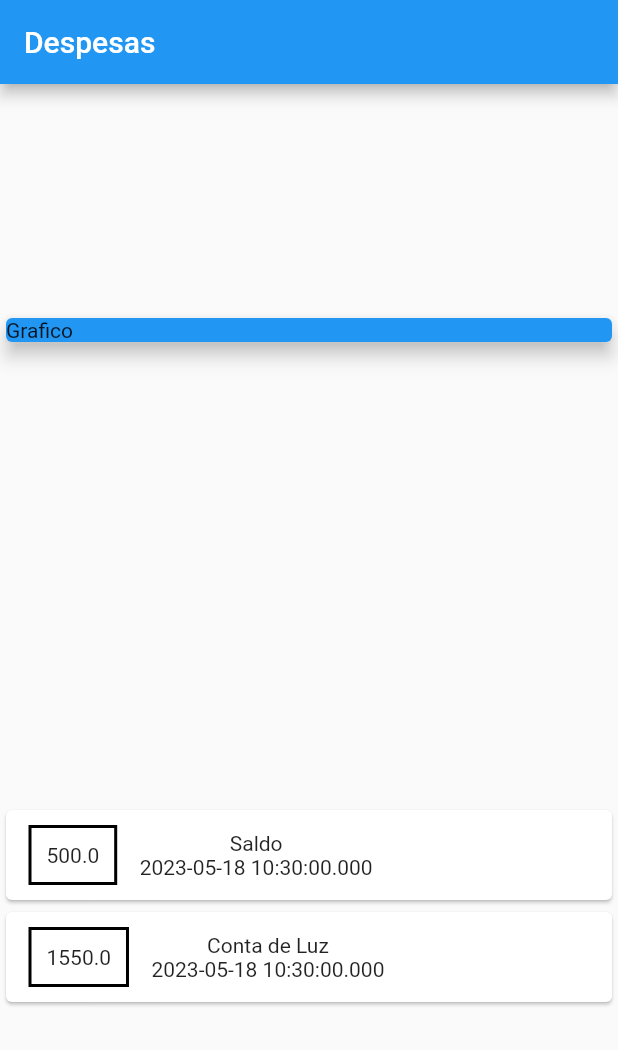
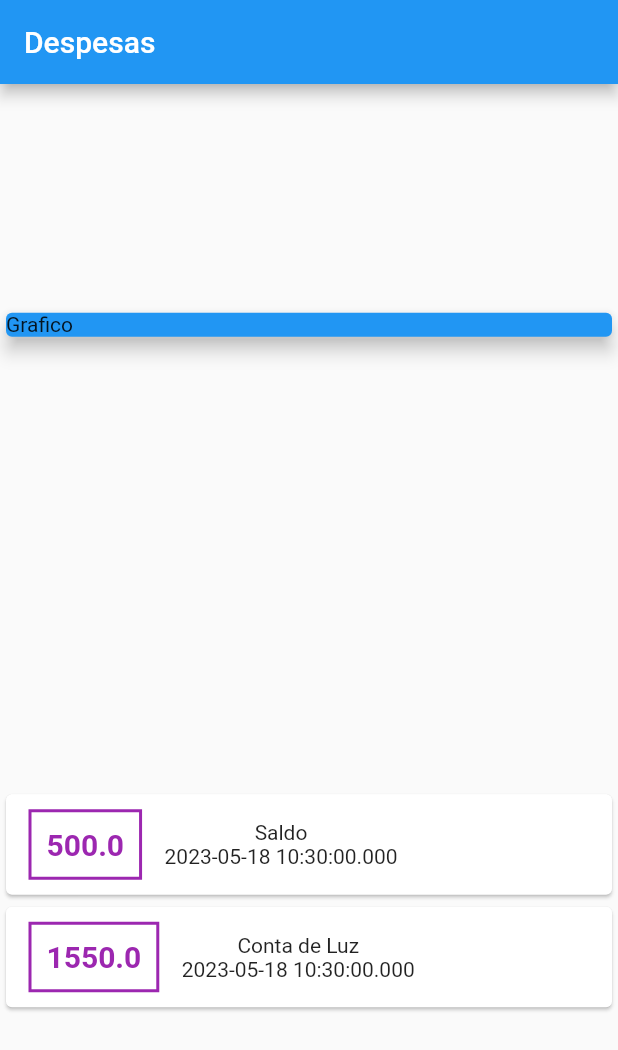
Before and after one commit to anarodrigues1996/expenses, a Flutter app: the screen it shows after launch, on a phone screen of 412 x 824 dp. Shown: the top 1050 px of the screen. Run offline on Flutter 3.47's test engine with Material 2 defaults, Android fonts, the phone set to English and light mode, and no system bars.

Commit message:
add color to widget Text

```diff
--- a/lib/Pages/home_page.dart
+++ b/lib/Pages/home_page.dart
@@ -41,16 +41,23 @@ class HomePage extends StatelessWidget {
                        vertical: 10),
                        decoration: BoxDecoration(
                         border: Border.all(
-                          color: Colors.black,
+                          color: Colors.purple,
                           width: 2
                         )
                        ),
                        padding: const EdgeInsets.all(10),
-                    child: Text(tr.value.toString())),
-                  Column(
+                    child: Text(tr.value.toString(),
+                    style: const TextStyle(
+                        fontWeight: FontWeight.bold,
+                        fontSize: 20,
+                        color: Colors.purple),
+                    )),
+                   Column(
                     children: [
                       Text(tr.title),
-                      Text(tr.date.toString()),
+                      Text(tr.date.toString(),
+
+                      ),
                     ],
                   )
                 ],
```
